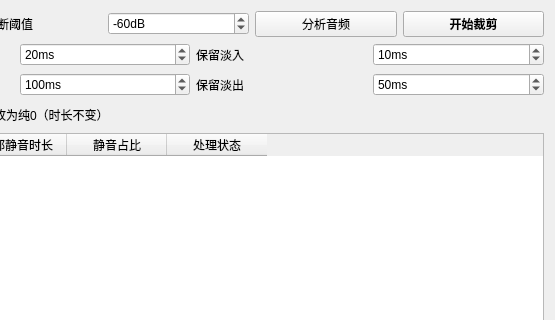
victor647/WAAPI_Tools, file ui/AudioSilenceTrimmer.ui: the form before one commit; both pictures show x 345 to 900 and y 0 to 320 of the 900 by 480 pixel window.
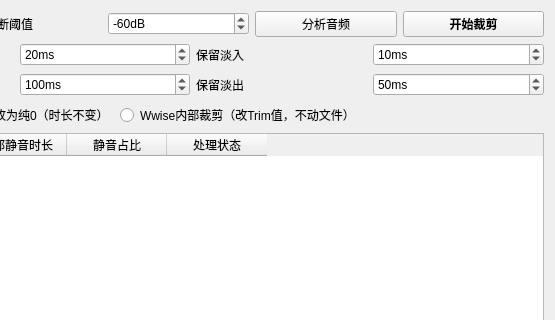
The form after the commit.

The edit to the form file:
```diff
--- a/ui/AudioSilenceTrimmer.ui
+++ b/ui/AudioSilenceTrimmer.ui
@@ -227,6 +227,16 @@
        </property>
       </widget>
      </item>
+     <item>
+      <widget class="QRadioButton" name="rbnModeWwise">
+       <property name="toolTip">
+        <string>不修改源文件，改为在 Wwise 里设置 AudioFileSource 的 TrimBegin / TrimEnd，让播放区间跳过识别出的静音（淡入淡出时长照常保留在裁剪区间内）。</string>
+       </property>
+       <property name="text">
+        <string>Wwise内部裁剪（改Trim值，不动文件）</string>
+       </property>
+      </widget>
+     </item>
      <item>
       <spacer name="modeSpacer">
        <property name="orientation">
```
